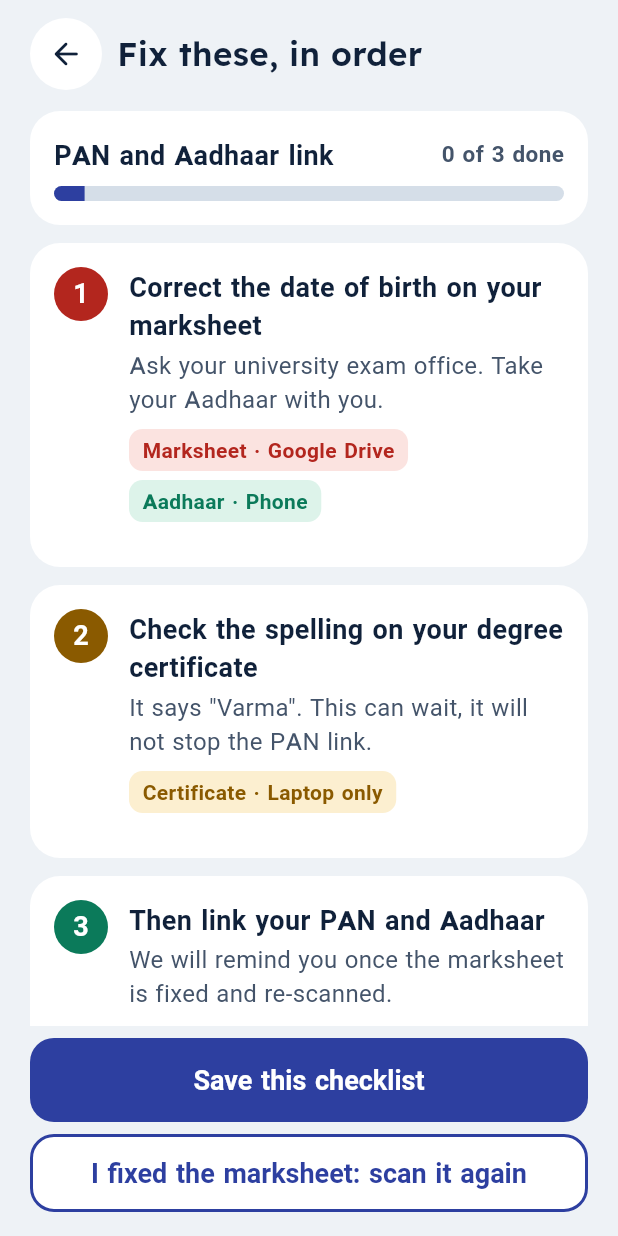
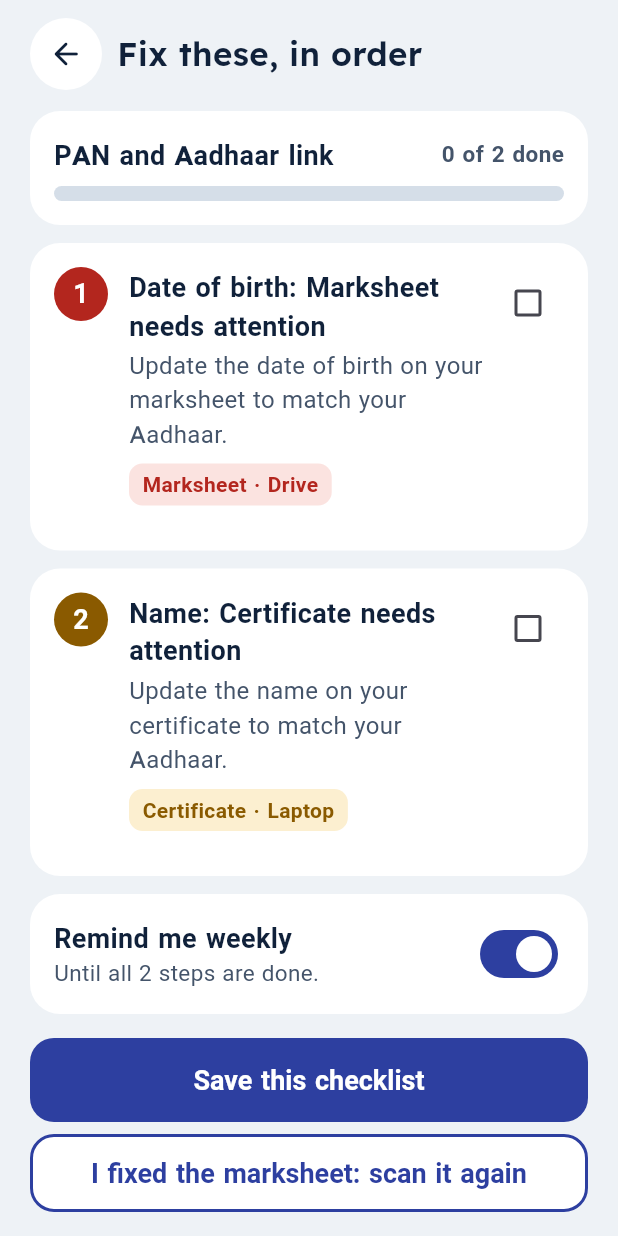
Before and after one commit to ffaahhiimm340-ctrl/Docuveil, a Flutter app: the FixStepsScreen screen opened by its route, on a phone screen of 412 x 824 dp. Run offline on Flutter 3.47's test engine with Material 3 defaults, Android fonts, the phone set to English and light mode, and no system bars; our stand-ins replace file_picker, flutter_secure_storage, go_router, google_fonts, sqflite, sqflite_common_ffi; missing offline and left inert: pdfrx; accounts and stored records are empty; Roboto replaces fonts that are missing (Atkinson Hyperlegible).

Commit message:
Real PIN lock and a fix-steps checklist from the audit
PIN is stored only as a salted PBKDF2 hash in secure storage, with a
growing wait after repeated wrong tries; a locked app sends every page
to the PIN screen. It locks the app; it does not encrypt the database.
Removed the fingerprint switch, which did nothing. The fix-steps screen
now follows the audit and the chosen purpose, and steps can be ticked
(kept for this run of the app only).

Co-Authored-By: Claude Opus 5.5 <noreply@anthropic.com>

```diff
--- a/app/lib/data/audit_rows.dart
+++ b/app/lib/data/audit_rows.dart
@@ -68,6 +68,16 @@ Verdict _verdict(MatchLevel l) => switch (l) {
   MatchLevel.blocking => Verdict.fix,
 };
 
+/// The purpose picked on the audit screen, shared with the fix-steps screen.
+String selectedPurpose = 'PAN and Aadhaar link';
+
+/// Fix steps the owner has ticked off. Kept for this run of the app only.
+final Set<String> doneSteps = {};
+
+/// Identifies a step by what it is about, so ticking survives a re-audit but
+/// a changed value brings the step back.
+String stepKey(AuditRow r) => '${r.field}|${r.values.join('|')}';
+
 AuditPurpose purposeFor(String label) => switch (label) {
   'PAN and Aadhaar link' => AuditPurpose.panAadhaarLink,
   'Passport' => AuditPurpose.passport,
--- a/app/lib/router.dart
+++ b/app/lib/router.dart
@@ -1,5 +1,6 @@
 import 'package:go_router/go_router.dart';
 
+import 'data/pin_lock.dart';
 import 'screens/add_flow.dart';
 import 'screens/alerts_screen.dart';
 import 'screens/audit_screen.dart';
@@ -21,7 +22,11 @@ import 'widgets/shell.dart';
 
 /// Every page in the design maps to one route here.
 final GoRouter appRouter = GoRouter(
-  initialLocation: '/welcome',
+  initialLocation: PinLock.isSet ? '/unlock' : '/welcome',
+  redirect: (_, state) =>
+      PinLock.isSet && !PinLock.unlocked && state.uri.path != '/unlock'
+      ? '/unlock'
+      : null,
   routes: [
     // Before the vault is open: no navigation bars.
     GoRoute(path: '/welcome', builder: (_, _) => const WelcomeScreen()),
--- a/app/lib/screens/audit_screen.dart
+++ b/app/lib/screens/audit_screen.dart
@@ -33,7 +33,7 @@ class AuditScreen extends StatefulWidget {
 
 class _AuditScreenState extends State<AuditScreen> {
   static const _purposes = ['PAN and Aadhaar link', 'Passport', 'Exam form'];
-  String _purpose = _purposes.first;
+  String get _purpose => selectedPurpose;
 
   @override
   void initState() {
@@ -67,7 +67,7 @@ class _AuditScreenState extends State<AuditScreen> {
           OptionPill(
             p,
             selected: p == _purpose,
-            onTap: () => setState(() => _purpose = p),
+            onTap: () => setState(() => selectedPurpose = p),
           ),
       ],
     );
@@ -493,6 +493,12 @@ class _FixStepsScreenState extends State<FixStepsScreen> {
 
   @override
   Widget build(BuildContext context) {
+    final purpose = selectedPurpose;
+    final view = buildAuditView(Vault.docs.value, purposeFor(purpose));
+    final todo = view.actionable;
+    final done = todo.where((r) => doneSteps.contains(stepKey(r))).length;
+    final firstOpen = todo.where((r) => !doneSteps.contains(stepKey(r)));
+
     return PageScaffold(
       title: 'Fix these, in order',
       backTo: '/audit',
@@ -501,8 +507,9 @@ class _FixStepsScreenState extends State<FixStepsScreen> {
           'Save this checklist',
           onPressed: () => context.go('/'),
         ),
+        if (firstOpen.isNotEmpty)
           AppButton.secondary(
-          'I fixed the marksheet: scan it again',
+            'I fixed the ${view.papers[firstOpen.first.oddIndex!].toLowerCase()}: scan it again',
             onPressed: () => context.go('/add'),
           ),
       ],
@@ -513,17 +520,15 @@ class _FixStepsScreenState extends State<FixStepsScreen> {
             children: [
               Row(
                 children: [
-                  Expanded(
-                    child: Text('PAN and Aadhaar link', style: AppText.t3),
-                  ),
-                  Text('0 of 3 done', style: AppText.smallBold),
+                  Expanded(child: Text(purpose, style: AppText.t3)),
+                  Text('$done of ${todo.length} done', style: AppText.smallBold),
                 ],
               ),
               const SizedBox(height: 8),
               ClipRRect(
                 borderRadius: BorderRadius.circular(5),
-                child: const LinearProgressIndicator(
-                  value: 0.06,
+                child: LinearProgressIndicator(
+                  value: todo.isEmpty ? 1 : done / todo.length,
                   minHeight: 10,
                   color: AppColors.brand,
                   backgroundColor: AppColors.line,
@@ -532,33 +537,43 @@ class _FixStepsScreenState extends State<FixStepsScreen> {
             ],
           ),
         ),
+        if (todo.isEmpty)
           const AppCard(
             child: FixStep(
               1,
-            Tone.bad,
-            'Correct the date of birth on your marksheet',
-            'Ask your university exam office. Take your Aadhaar with you.',
+              Tone.ok,
+              'Your papers agree',
+              'Nothing to fix before you apply.',
+            ),
+          ),
+        for (final (i, r) in todo.indexed)
+          AppCard(
+            child: Row(
+              crossAxisAlignment: CrossAxisAlignment.start,
+              children: [
+                Expanded(
+                  child: FixStep(
+                    i + 1,
+                    r.verdict.tone,
+                    '${r.detail}: ${view.papers[r.oddIndex!]} needs attention',
+                    r.advice ?? '',
                     chips: [
-              LocChip('Marksheet · Google Drive', tone: Tone.bad),
-              LocChip('Aadhaar · Phone', tone: Tone.ok),
+                      LocChip(
+                        '${view.papers[r.oddIndex!]} · ${view.where[r.oddIndex!]}',
+                        tone: r.verdict.tone,
+                      ),
                     ],
                   ),
                 ),
-        const AppCard(
-          child: FixStep(
-            2,
-            Tone.look,
-            'Check the spelling on your degree certificate',
-            'It says "Varma". This can wait, it will not stop the PAN link.',
-            chips: [LocChip('Certificate · Laptop only', tone: Tone.look)],
+                Checkbox(
+                  value: doneSteps.contains(stepKey(r)),
+                  onChanged: (v) => setState(() {
+                    v == true
+                        ? doneSteps.add(stepKey(r))
+                        : doneSteps.remove(stepKey(r));
+                  }),
                 ),
-        ),
-        const AppCard(
-          child: FixStep(
-            3,
-            Tone.ok,
-            'Then link your PAN and Aadhaar',
-            'We will remind you once the marksheet is fixed and re-scanned.',
+              ],
             ),
           ),
         AppCard(
@@ -569,7 +584,10 @@ class _FixStepsScreenState extends State<FixStepsScreen> {
                   crossAxisAlignment: CrossAxisAlignment.start,
                   children: [
                     Text('Remind me weekly', style: AppText.t3),
-                    Text('Until all 3 steps are done.', style: AppText.small),
+                    Text(
+                      'Until all ${todo.length} steps are done.',
+                      style: AppText.small,
+                    ),
                   ],
                 ),
               ),
--- a/app/lib/screens/settings_screen.dart
+++ b/app/lib/screens/settings_screen.dart
@@ -1,6 +1,7 @@
 import 'package:flutter/material.dart';
 import 'package:go_router/go_router.dart';
 
+import '../data/pin_lock.dart';
 import '../data/sample_data.dart';
 import '../models/models.dart';
 import '../theme/app_colors.dart';
@@ -115,7 +116,10 @@ class _SettingsScreenState extends State<SettingsScreen> {
         AppButton.text(
           'Lock the vault now',
           danger: true,
-          onPressed: () => context.go('/unlock'),
+          onPressed: () {
+            PinLock.lock();
+            context.go('/unlock');
+          },
         ),
       ],
     );
--- a/app/pubspec.yaml
+++ b/app/pubspec.yaml
@@ -45,6 +45,7 @@ dependencies:
   file_picker: ^13.3.0
   pdfrx: ^2.10.1
   crypto: ^3.0.8
+  flutter_secure_storage: ^11.2.0
 
 dev_dependencies:
   flutter_test:
```
Also changed, not shown: app/lib/data/pin_lock.dart (added, +143 -0 lines), app/lib/main.dart (+12 -1 lines), app/lib/screens/onboarding/set_lock_screen.dart (+35 -28 lines), app/lib/screens/onboarding/unlock_screen.dart (+52 -7 lines), app/pubspec.lock, 5 other files. Lines whose indentation alone changed are shown as unchanged.
